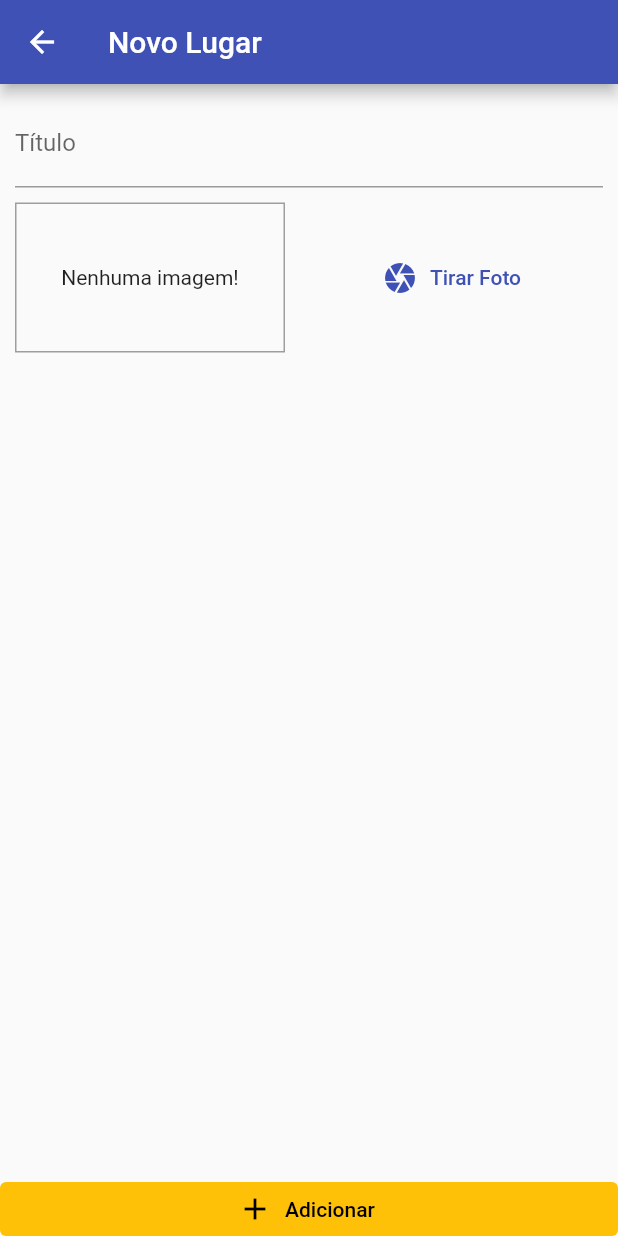
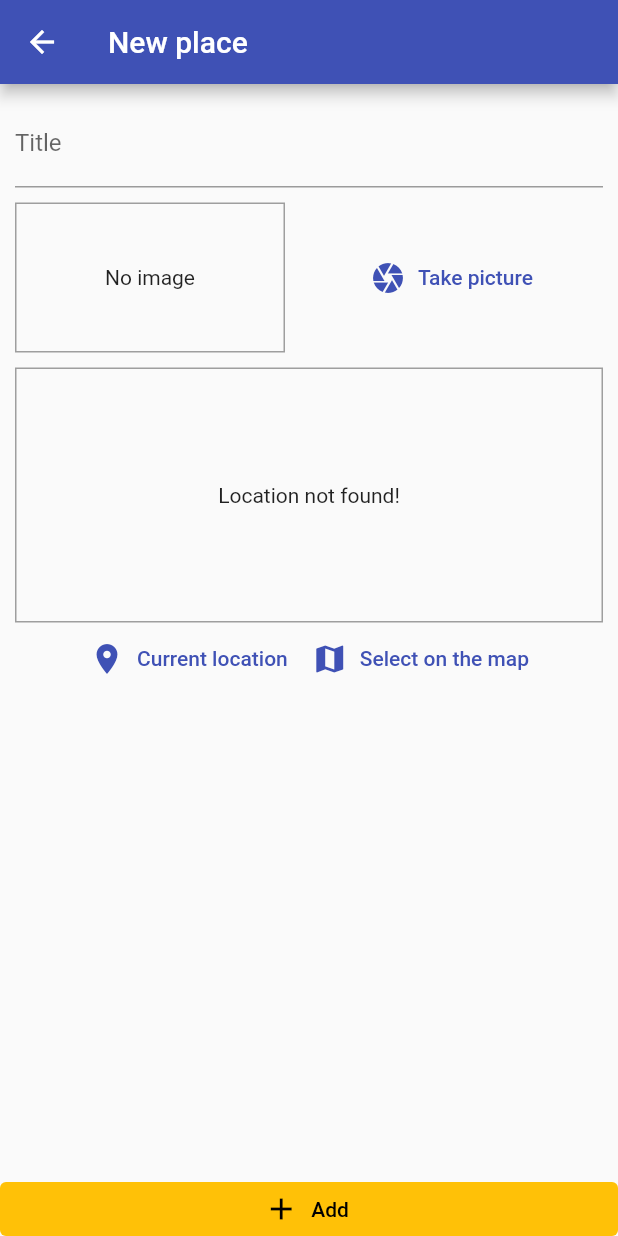
Before and after one commit to thiagonishimura/great_places, a Flutter app: the PlaceFormScreen screen opened by its route, on a phone screen of 412 x 824 dp. Run offline on Flutter 3.47's test engine with Material 2 defaults, Android fonts, the phone set to English and light mode, and no system bars; our stand-ins replace image_picker, sqflite; accounts and stored records are empty.

Commit message:
Criado o location input no formulário

```diff
--- a/great_places/lib/screens/place_form_screen.dart
+++ b/great_places/lib/screens/place_form_screen.dart
@@ -3,6 +3,7 @@ import 'dart:io';
 import 'package:flutter/material.dart';
 import 'package:great_places/providers/great_places.dart';
 import 'package:great_places/widgets/image_input.dart';
+import 'package:great_places/widgets/location_input.dart';
 import 'package:provider/provider.dart';
 
 class PlaceFormScreen extends StatefulWidget {
@@ -37,7 +38,7 @@ class _PlaceFormScreenState extends State<PlaceFormScreen> {
   Widget build(BuildContext context) {
     return Scaffold(
       appBar: AppBar(
-        title: const Text('Novo Lugar'),
+        title: const Text('New place'),
       ),
       body: Column(
         crossAxisAlignment: CrossAxisAlignment.stretch,
@@ -51,11 +52,13 @@ class _PlaceFormScreenState extends State<PlaceFormScreen> {
                     TextField(
                       controller: _titleController,
                       decoration: const InputDecoration(
-                        labelText: 'Título',
+                        labelText: 'Title',
                       ),
                     ),
                     const SizedBox(height: 10),
                     ImageInput(_selectImage),
+                    const SizedBox(height: 10),
+                    LocationInput(),
                   ],
                 ),
               ),
@@ -63,7 +66,7 @@ class _PlaceFormScreenState extends State<PlaceFormScreen> {
           ),
           ElevatedButton.icon(
             icon: const Icon(Icons.add),
-            label: const Text('Adicionar'),
+            label: const Text('Add'),
             style: ElevatedButton.styleFrom(
               backgroundColor: Theme.of(context).colorScheme.secondary,
               foregroundColor: Colors.black,
--- a/great_places/lib/screens/places_list_screen.dart
+++ b/great_places/lib/screens/places_list_screen.dart
@@ -29,7 +29,7 @@ class PlacesListScreen extends StatelessWidget {
             ? const Center(child: CircularProgressIndicator())
             : Consumer<GreatPlaces>(
                 child: const Center(
-                  child: Text('Nenhum item cadastrado'),
+                  child: Text('No item registered!'),
                 ),
                 builder: (ctx, greatPlaces, ch) => greatPlaces.itemsCount == 0
                     ? ch!
--- a/great_places/lib/widgets/image_input.dart
+++ b/great_places/lib/widgets/image_input.dart
@@ -53,13 +53,13 @@ class _ImageInputState extends State<ImageInput> {
                   width: double.infinity,
                   fit: BoxFit.cover,
                 )
-              : const Text('Nenhuma imagem!'),
+              : const Text('No image'),
         ),
         const SizedBox(width: 10),
         Expanded(
           child: TextButton.icon(
             icon: const Icon(Icons.camera),
-            label: const Text('Tirar Foto'),
+            label: const Text('Take picture'),
             onPressed: _takePicture,
           ),
         ),
--- /dev/null
+++ b/great_places/lib/widgets/location_input.dart
@@ -0,0 +1,52 @@
+import 'package:flutter/material.dart';
+
+class LocationInput extends StatefulWidget {
+  const LocationInput({super.key});
+
+  @override
+  State<LocationInput> createState() => _LocationInputState();
+}
+
+class _LocationInputState extends State<LocationInput> {
+  String? _previewImageUrl;
+  @override
+  Widget build(BuildContext context) {
+    return Column(
+      children: [
+        Container(
+          height: 170,
+          width: double.infinity,
+          alignment: Alignment.center,
+          decoration: BoxDecoration(
+            border: Border.all(
+              width: 1,
+              color: Colors.grey,
+            ),
+          ),
+          child: _previewImageUrl == null
+              ? const Text('Location not found!')
+              : Image.network(
+                  _previewImageUrl!,
+                  fit: BoxFit.cover,
+                  height: double.infinity,
+                ),
+        ),
+        Row(
+          mainAxisAlignment: MainAxisAlignment.center,
+          children: [
+            TextButton.icon(
+              icon: const Icon(Icons.location_on),
+              label: const Text('Current location'),
+              onPressed: () {},
+            ),
+            TextButton.icon(
+              icon: const Icon(Icons.map),
+              label: const Text('Select on the map'),
+              onPressed: () {},
+            ),
+          ],
+        ),
+      ],
+    );
+  }
+}
--- a/great_places/pubspec.yaml
+++ b/great_places/pubspec.yaml
@@ -14,6 +14,7 @@ dependencies:
   path_provider: ^2.0.11
   path: 1.8.2
   sqflite: ^2.2.8
+  location: ^4.4.0
 
 dev_dependencies:
   flutter_test:
```
